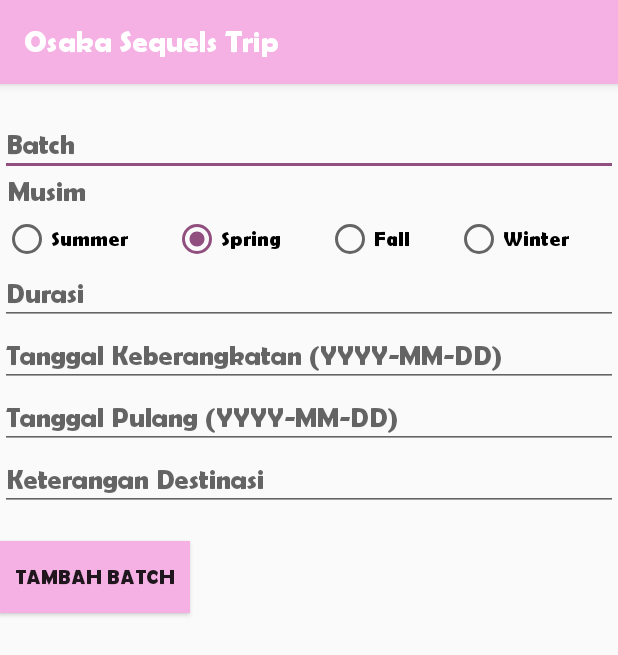
After one commit to ganiaaldi/Osaka-Sequels-Trip, an Android app: the BatchFormActivity screen opened directly, with no data from a screen before it, on a phone screen of 412 x 824 dp. The commit adds this screen. Shown: the top 655 px of the screen. Run offline under Robolectric (Android 15) with nearby library versions, the phone set to English and light mode, and no system bars.

Commit message:
implement create batch ui

```diff
--- a/app/src/main/AndroidManifest.xml
+++ b/app/src/main/AndroidManifest.xml
@@ -1,7 +1,9 @@
 <?xml version="1.0" encoding="utf-8"?>
 <manifest xmlns:android="http://schemas.android.com/apk/res/android"
           package="com.aldi.osakasequelstrip">
+
     <uses-permission android:name="android.permission.INTERNET"/>
+
     <application
             android:allowBackup="true"
             android:icon="@mipmap/ic_launcher"
@@ -9,6 +11,8 @@
             android:roundIcon="@mipmap/ic_launcher_round"
             android:supportsRtl="true"
             android:theme="@style/AppTheme">
+        <activity android:name=".BatchFormActivity">
+        </activity>
         <activity android:name=".BatchActivity">
         </activity>
         <activity android:name=".MainActivity">
--- a/app/src/main/java/com/aldi/osakasequelstrip/BatchActivity.kt
+++ b/app/src/main/java/com/aldi/osakasequelstrip/BatchActivity.kt
@@ -1,6 +1,7 @@
 package com.aldi.osakasequelstrip
 
 import android.app.ProgressDialog
+import android.content.Intent
 import androidx.appcompat.app.AppCompatActivity
 import android.os.Bundle
 import android.util.Log
@@ -23,6 +24,10 @@ class BatchActivity : AppCompatActivity() {
     override fun onCreate(savedInstanceState: Bundle?) {
         super.onCreate(savedInstanceState)
         setContentView(R.layout.activity_batch)
+
+        batchFab.setOnClickListener {
+            startActivity(Intent(this,BatchFormActivity::class.java))
+        }
 
     }
 
--- /dev/null
+++ b/app/src/main/java/com/aldi/osakasequelstrip/BatchFormActivity.kt
@@ -0,0 +1,12 @@
+package com.aldi.osakasequelstrip
+
+import androidx.appcompat.app.AppCompatActivity
+import android.os.Bundle
+
+class BatchFormActivity : AppCompatActivity() {
+
+    override fun onCreate(savedInstanceState: Bundle?) {
+        super.onCreate(savedInstanceState)
+        setContentView(R.layout.activity_batch_form)
+    }
+}
--- a/app/src/main/java/com/aldi/osakasequelstrip/MainActivity.kt
+++ b/app/src/main/java/com/aldi/osakasequelstrip/MainActivity.kt
@@ -18,8 +18,7 @@ class MainActivity : AppCompatActivity() {
 
 
         btnBatch.setOnClickListener {
-            intent = Intent (this,BatchActivity::class.java)
-            startActivity(intent)
+            startActivity(Intent(this,BatchActivity::class.java))
         }
         rvWisata.apply {
             layoutManager = LinearLayoutManager(context, LinearLayout.HORIZONTAL, false)
--- /dev/null
+++ b/app/src/main/res/drawable/ic_add_black_24dp.xml
@@ -0,0 +1,5 @@
+<vector android:height="24dp" android:tint="#D68EC4"
+    android:viewportHeight="24.0" android:viewportWidth="24.0"
+    android:width="24dp" xmlns:android="http://schemas.android.com/apk/res/android">
+    <path android:fillColor="#FF000000" android:pathData="M19,13h-6v6h-2v-6H5v-2h6V5h2v6h6v2z"/>
+</vector>
--- a/app/src/main/res/layout/activity_batch.xml
+++ b/app/src/main/res/layout/activity_batch.xml
@@ -15,4 +15,15 @@
 
     </androidx.recyclerview.widget.RecyclerView>
 
+    <com.google.android.material.floatingactionbutton.FloatingActionButton
+            android:id="@+id/batchFab"
+            android:layout_width="wrap_content"
+            android:layout_height="wrap_content"
+            android:layout_marginBottom="8dp"
+            android:layout_marginEnd="8dp"
+            android:clickable="true"
+            app:layout_constraintBottom_toBottomOf="parent"
+            app:layout_constraintEnd_toEndOf="parent"
+            app:srcCompat="@drawable/ic_add_black_24dp"/>
+
 </androidx.constraintlayout.widget.ConstraintLayout>
--- /dev/null
+++ b/app/src/main/res/layout/activity_batch_form.xml
@@ -0,0 +1,101 @@
+<?xml version="1.0" encoding="utf-8"?>
+<LinearLayout
+        xmlns:android="http://schemas.android.com/apk/res/android"
+        xmlns:tools="http://schemas.android.com/tools"
+        xmlns:app="http://schemas.android.com/apk/res-auto"
+        android:layout_width="match_parent"
+        android:layout_height="match_parent"
+        tools:context=".BatchFormActivity"
+        android:orientation="vertical">
+
+    <androidx.appcompat.widget.AppCompatEditText
+            android:id="@+id/etBatch"
+            android:layout_marginTop="20dp"
+            android:layout_width="match_parent"
+            android:layout_height="wrap_content"
+            android:ems="10"
+            android:hint="Batch"
+            android:inputType="text" />
+<androidx.appcompat.widget.AppCompatTextView
+        android:layout_width="match_parent"
+        android:layout_height="wrap_content"
+        style="@style/SmallText"
+        android:hint="Musim"
+        android:layout_marginStart="5dp"/>
+    <RadioGroup
+            android:id="@+id/rgMusim"
+            android:layout_width="match_parent"
+            android:layout_height="wrap_content"
+            android:layout_marginLeft="2dp"
+            android:layout_marginRight="2dp"
+            android:layout_marginTop="5dp"
+            android:orientation="horizontal">
+
+        <RadioButton
+                android:id="@+id/radioSummer"
+                android:layout_width="wrap_content"
+                android:layout_height="wrap_content"
+                android:layout_weight="1"
+                android:text="Summer" />
+
+        <RadioButton
+                android:id="@+id/radioSpring"
+                android:layout_width="wrap_content"
+                android:layout_height="wrap_content"
+                android:layout_weight="1"
+                android:checked="true"
+                android:text="Spring" />
+        <RadioButton
+                android:id="@+id/radioFall"
+                android:layout_width="wrap_content"
+                android:layout_height="wrap_content"
+                android:layout_weight="1"
+                android:text="Fall" />
+        <RadioButton
+                android:id="@+id/radioWinter"
+                android:layout_width="wrap_content"
+                android:layout_height="wrap_content"
+                android:layout_weight="1"
+                android:text="Winter" />
+    </RadioGroup>
+
+    <androidx.appcompat.widget.AppCompatEditText
+            android:id="@+id/etDurasi"
+            android:layout_width="match_parent"
+            android:layout_height="wrap_content"
+            android:hint="Durasi"
+            android:inputType="text" />
+
+    <androidx.appcompat.widget.AppCompatEditText
+            android:id="@+id/etTglAwal"
+            android:layout_width="match_parent"
+            android:layout_height="wrap_content"
+            android:maxLength="10"
+            android:hint="Tanggal Keberangkatan (YYYY-MM-DD)"
+            android:inputType="text" />
+
+    <androidx.appcompat.widget.AppCompatEditText
+            android:id="@+id/etTglAkhir"
+            android:layout_width="match_parent"
+            android:layout_height="wrap_content"
+            android:maxLength="10"
+            android:hint="Tanggal Pulang (YYYY-MM-DD)"
+            android:inputType="text" />
+
+    <androidx.appcompat.widget.AppCompatEditText
+            android:id="@+id/etDestinasi"
+            android:layout_width="match_parent"
+            android:layout_height="wrap_content"
+            android:maxLines="10"
+            android:hint="Keterangan Destinasi"
+            android:inputType="textCapSentences|textMultiLine" />
+
+    <androidx.appcompat.widget.AppCompatButton
+            android:id="@+id/btnBatchAdd"
+            android:layout_width="wrap_content"
+            android:layout_height="wrap_content"
+            android:layout_marginTop="20dp"
+            android:padding="10dp"
+    android:background="@color/colorPrimary"
+    android:text="Tambah Batch"/>
+</LinearLayout>
```
